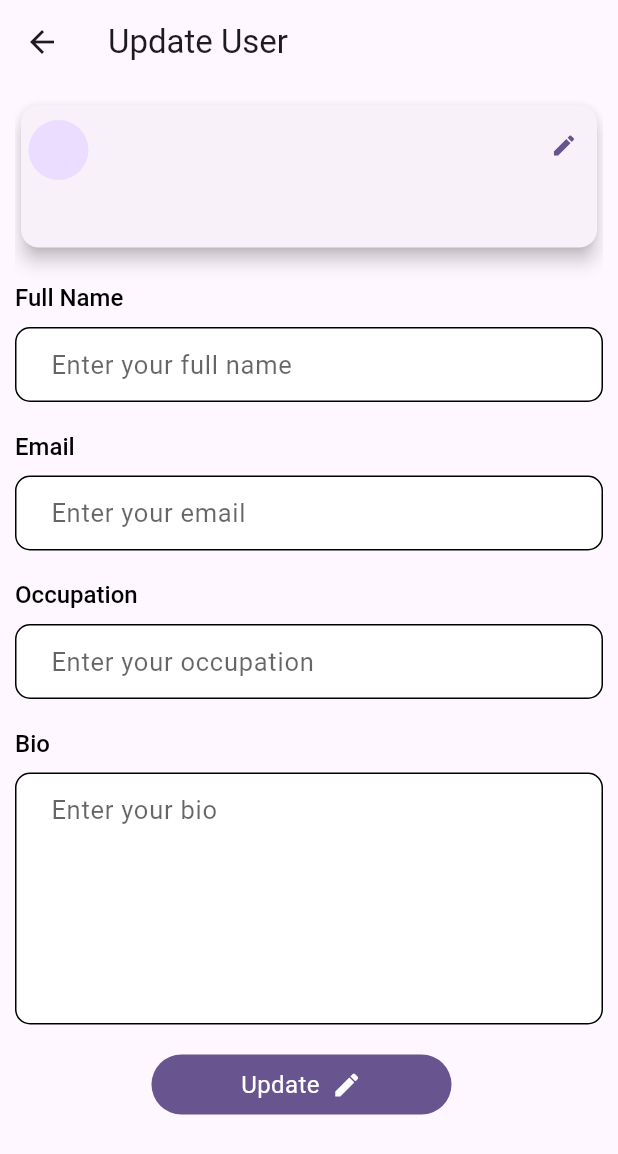
After one commit to lawrencebii/touch_assessment, a Flutter app: the EditUserPage screen opened directly, on a phone screen of 412 x 824 dp. The commit adds this screen. Shown: the top 1154 px of the screen. Run offline on Flutter 3.47's test engine with Material 3 defaults, Android fonts, the phone set to English and light mode, and no system bars; drawn by our look-alikes of flutter_animate; accounts and stored records are empty; network calls fail.

Commit message:
pretest v

```diff
--- /dev/null
+++ b/lib/features/Home/Components/field_modifier.dart
@@ -0,0 +1,38 @@
+import 'package:flutter/material.dart';
+import 'package:touch_assessment/features/Home/Components/text_field.dart';
+
+List<Widget> titleAndField(name, hint, controller, int? lines) {
+  return [
+    Align(
+      alignment: Alignment.centerLeft,
+      child: RichText(
+        text: TextSpan(
+          style: TextStyle(
+            fontWeight: FontWeight.w500,
+            color: Colors.black,
+            fontSize: 16,
+          ),
+          children: [
+            TextSpan(
+              text: name,
+            ),
+          ],
+        ),
+      ),
+    ),
+    SizedBox(
+      height: 10,
+    ),
+    TextFormFieldCustom1(
+      obscureText: false,
+      maxLines: lines,
+      validator: (value) => value!.isEmpty ? "Please enter $name" : null,
+      hintText: hint,
+      controller: controller,
+      onChanged: (text) {},
+    ),
+    SizedBox(
+      height: 20,
+    ),
+  ];
+}
--- /dev/null
+++ b/lib/features/Home/Components/text_field.dart
@@ -0,0 +1,110 @@
+import 'package:flutter/material.dart';
+
+import 'package:provider/provider.dart';
+
+class TextFormFieldCustom1 extends StatelessWidget {
+  final String? hintText;
+  final Widget? prefixIcon;
+  final Widget? suffixIcon;
+  final VoidCallback? onTap;
+  final Function(String?)? onSaved;
+  final TextEditingController controller;
+  final String? Function(String?)? validator;
+  final bool obscureText;
+  final bool enabled;
+  final Function(String)? onChanged;
+  final Function(String)? onFieldSubmitted;
+  final TextInputType? keyboardType;
+  final String obscuringCharacter;
+  final double? height;
+  final double? width;
+  final Color? backgroundColor;
+  final TextStyle? hintStyle;
+  final dynamic maxLines;
+  final dynamic action;
+  final dynamic errorText;
+
+  const TextFormFieldCustom1({
+    Key? key,
+    this.hintText,
+    this.prefixIcon,
+    this.suffixIcon,
+    this.onTap,
+    required this.controller,
+    this.validator,
+    this.onSaved,
+    this.obscureText = false,
+    this.enabled = true,
+    this.hintStyle,
+    this.onChanged,
+    this.onFieldSubmitted,
+    this.keyboardType = TextInputType.text,
+    this.obscuringCharacter = '*',
+    this.height = 60,
+    this.width,
+    this.maxLines = 1,
+    this.action,
+    this.errorText,
+    this.backgroundColor,
+  }) : super(key: key);
+
+  @override
+  Widget build(BuildContext context) {
+    return Container(
+        constraints: BoxConstraints(
+          maxWidth: MediaQuery.sizeOf(context).width,
+          minWidth: MediaQuery.sizeOf(context).width - (140),
+        ),
+        child: TextFormField(
+          style: TextStyle(fontSize: 16, color: Colors.black),
+          obscuringCharacter: obscuringCharacter,
+          controller: controller,
+          onTap: onTap,
+          obscureText: obscureText,
+          onChanged: onChanged,
+          onFieldSubmitted: onFieldSubmitted,
+          validator: validator,
+          keyboardType: action != null ? TextInputType.multiline : keyboardType,
+          maxLines: maxLines,
+          textInputAction: action,
+          decoration: InputDecoration(
+            isDense: false,
+
+            contentPadding: EdgeInsets.only(
+                left: prefixIcon == null ? 20 : 10, top: 12, bottom: 12),
+            hintText: hintText,
+            hintStyle: hintStyle ??
+                TextStyle(
+                  fontSize: 17,
+                  color: Theme.of(context).hintColor,
+                ),
+            prefixIcon: prefixIcon,
+            suffixIcon: suffixIcon,
+            focusedBorder: const OutlineInputBorder(
+              // gapPadding: 3,
+
+              borderRadius: BorderRadius.all(
+                Radius.circular(16.0),
+              ),
+            ),
+            errorText: errorText,
+            border: InputBorder.none,
+            enabledBorder: const OutlineInputBorder(
+              borderRadius: BorderRadius.all(
+                Radius.circular(10.0),
+              ),
+            ),
+            disabledBorder: OutlineInputBorder(
+              borderRadius: const BorderRadius.all(
+                Radius.circular(16.0),
+              ),
+            ),
+            filled: true,
+            fillColor: Colors.white,
+            // onSaved: (newValue) => onSaved,
+            // onChanged: onChanged,
+            // onFieldSubmitted: onFieldSubmitted,
+          ),
+        ));
+  }
+}
--- a/lib/features/Home/Components/user_card.dart
+++ b/lib/features/Home/Components/user_card.dart
@@ -1,8 +1,12 @@
 import 'package:flutter/cupertino.dart';
 import 'package:flutter/material.dart';
+import 'package:flutter_animate/flutter_animate.dart';
 import 'package:provider/provider.dart';
 import 'package:touch_assessment/features/Home/Models/user_model.dart';
+import 'package:touch_assessment/features/Home/Views/user_details_page.dart';
 import 'package:touch_assessment/features/Home/home_provider.dart';
+
+import 'expandable_text.dart';
 
 class UserCard extends StatelessWidget {
   UserModel userModel;
@@ -22,25 +26,50 @@ class UserCard extends StatelessWidget {
   Widget build(BuildContext context) {
     return Consumer<HomeProvider>(
       builder: (context, provider, child) {
-        return Container(
+        return Card(
+          elevation:
+              userModel.id.toString() == provider.maxedID.toString() ? 5 : 0,
+          child: Container(
             padding: EdgeInsets.all(5),
             margin: EdgeInsets.symmetric(vertical: 5),
             child: Row(
               crossAxisAlignment: CrossAxisAlignment.start,
               children: [
-              CircleAvatar(
+                GestureDetector(
+                  onTap: () {
+                    context.read<HomeProvider>().setMaxedId(userModel.id);
+                  },
+                  child: CircleAvatar(
                     child: Text(extractInitials(userModel.name)),
+                  ),
                 ),
                 SizedBox(
                   width: 5,
                 ),
                 Expanded(
+                  child: GestureDetector(
+                    onTap: () {
+                      context.read<HomeProvider>().setMaxedId(userModel.id);
+                    },
                     child: Column(
                       crossAxisAlignment: CrossAxisAlignment.start,
                       mainAxisAlignment: MainAxisAlignment.start,
                       children: [
-                    Text(userModel.name),
-                    Text(userModel.occupation),
+                        Text(
+                          userModel.name,
+                          style: TextStyle(
+                            fontSize: 16,
+                          ),
+                        ),
+                        Text(
+                          userModel.occupation,
+                          style: TextStyle(
+                            color: Theme.of(context)
+                                .disabledColor
+                                .withOpacity(0.8),
+                            fontSize: 13,
+                          ),
+                        ),
                         SelectableText(
                           userModel.email,
                           style: TextStyle(
@@ -48,24 +77,38 @@ class UserCard extends StatelessWidget {
                             fontSize: 10,
                           ),
                         ),
-                    Text(
-                      userModel.bio,
-                      maxLines: userModel.id == provider.maxedID ? null : 1,
-                      overflow: TextOverflow.ellipsis,
-                      style: TextStyle(
-                        color: Theme.of(context).hintColor.withOpacity(0.5),
-                        fontSize: 11,
+                        ExpandableText(
+                          text: userModel.bio,
+                          id: userModel.id,
+                        ),
+                      ].animate(interval: 400.ms).fade(duration: 300.ms),
+                    ),
+                  ),
+                ),
+                SizedBox(
+                  width: 5,
+                ),
+                GestureDetector(
+                  onTap: () {
+                    Navigator.of(context).push(MaterialPageRoute(
+                        builder: (context) => EditUserPage()));
+
+                    context
+                        .read<HomeProvider>()
+                        .getOneUser(context, userModel.id);
+                  },
+                  child: Padding(
+                    padding: const EdgeInsets.all(8.0),
+                    child: Icon(
+                      Icons.edit,
+                      color: Theme.of(context).primaryColor,
+                      size: 18,
+                    ),
                   ),
                 ),
               ],
             ),
-              ),
-              Icon(
-                Icons.edit,
-                color: Theme.of(context).primaryColor,
-              ),
-            ],
-          ),
+          ).animate().scale(),
         );
       },
     );
--- /dev/null
+++ b/lib/features/Home/Views/user_details_page.dart
@@ -0,0 +1,124 @@
+import 'package:flutter/cupertino.dart';
+import 'package:flutter/material.dart';
+import 'package:provider/provider.dart';
+import 'package:touch_assessment/features/Home/Components/field_modifier.dart';
+import 'package:touch_assessment/features/Home/Components/text_field.dart';
+import 'package:touch_assessment/features/Home/Components/user_card.dart';
+import 'package:touch_assessment/features/Home/Models/user_model.dart';
+import 'package:touch_assessment/features/Home/home_provider.dart';
+
+class EditUserPage extends StatefulWidget {
+  const EditUserPage({super.key});
+
+  @override
+  State<EditUserPage> createState() => _EditUserPageState();
+}
+
+class _EditUserPageState extends State<EditUserPage> {
+  final _formKey = GlobalKey<FormState>();
+  @override
+  void dispose() {
+    // TODO: implement dispose
+
+    super.dispose();
+  }
+
+  @override
+  Widget build(BuildContext context) {
+    return Scaffold(
+      appBar: AppBar(
+        title: Text("Update User"),
+      ),
+      body: Padding(
+        padding: const EdgeInsets.symmetric(horizontal: 10, vertical: 10),
+        child: SingleChildScrollView(
+          child: Consumer<HomeProvider>(
+            builder: (context, provider, child) {
+              if (provider.loadingUsers) {
+                return Center(
+                  child: Column(
+                    mainAxisAlignment: MainAxisAlignment.center,
+                    crossAxisAlignment: CrossAxisAlignment.center,
+                    children: [
+                      CircularProgressIndicator(
+                        color: Theme.of(context).primaryColor,
+                      ),
+                      SizedBox(
+                        height: 20,
+                      ),
+                      Text('Loading ..'),
+                    ],
+                  ),
+                );
+              }
+              return Form(
+                key: _formKey,
+                child: Column(
+                  children: [
+                    if (provider.currentUser != null)
+                      UserCard(userModel: provider.currentUser!),
+                    SizedBox(
+                      height: 20,
+                    ),
+                    ...titleAndField('Full Name', "Enter your full name",
+                        provider.nameController, null),
+                    ...titleAndField('Email', "Enter your email",
+                        provider.emailController, null),
+                    ...titleAndField('Occupation', "Enter your occupation",
+                        provider.occupationController, null),
+                    ...titleAndField(
+                        'Bio', "Enter your bio", provider.bioController, 6),
+                    GestureDetector(
+                      onTap: () {
+                        if (_formKey.currentState != null &&
+                            _formKey.currentState!.validate()) {
+                          context
+                              .read<HomeProvider>()
+                              .patchUser(context, provider.currentUser!);
+                        }
+                      },
+                      child: Container(
+                        height: 40,
+                        width: 200,
+                        margin: EdgeInsets.only(right: 10),
+                        decoration: BoxDecoration(
+                          borderRadius: BorderRadius.circular(90),
+                          color: Theme.of(context).primaryColor,
+                        ),
+                        child: Row(
+                          mainAxisAlignment: MainAxisAlignment.center,
+                          crossAxisAlignment: CrossAxisAlignment.center,
+                          children: [
+                            Text(
+                              "Update ",
+                              style: TextStyle(
+                                fontWeight: FontWeight.w400,
+                                fontSize: 16,
+                                color: Colors.white,
+                              ),
+                            ),
+                            SizedBox(
+                              width: 4,
+                            ),
+                            Icon(
+                              Icons.edit,
+                              color: Colors.white,
+                              size: 20,
+                            ),
+                          ],
+                        ),
+                      ),
+                    ),
+                    SizedBox(
+                      height: 250,
+                    ),
+                  ],
+                ),
+              );
+            },
+          ),
+        ),
+      ),
+    );
+  }
+}
--- a/lib/features/Home/home_provider.dart
+++ b/lib/features/Home/home_provider.dart
@@ -1,6 +1,7 @@
 import 'dart:developer';
 
 import 'package:flutter/cupertino.dart';
+import 'package:flutter/material.dart';
 import 'package:touch_assessment/utils/api_service_helper.dart';
 import 'package:touch_assessment/utils/constants.dart';
 
@@ -33,26 +34,124 @@ class HomeProvider extends ChangeNotifier {
 
   void getOneUser(BuildContext context, String userId) async {
     _loadingUsers = true;
+    _maxedId = userId;
     notifyListeners();
     try {
       var res = await _service.getRequestApi(
-          endpoint: "${baseUrl}users", context: context);
+          endpoint: "${baseUrl}user/$userId", context: context);
       _currentUser = UserModel.fromMap(res['data']);
+      prefillDetails();
       _loadingUsers = false;
       notifyListeners();
     } catch (e) {
+      _currentUser =
+          _users.where((UserModel user) => user.id == userId).toList().first;
+      prefillDetails();
       _loadingUsers = false;
       notifyListeners();
       log("getUsers Error $e");
     }
   }
 
-  void patchUser(UserModel userModel) async {}
-
   String _maxedId = "";
   get maxedID => _maxedId;
   void setMaxedId(id) {
-    _maxedId = id;
+    log("Max Id set");
+    if (_maxedId != id) {
+      _maxedId = id;
+    } else {
+      _maxedId = '';
+    }
+    notifyListeners();
+  }
+
+  void patchUser(BuildContext context, UserModel userModel) async {
+    var userId = userModel.id;
+    _loadingUsers = true;
+    notifyListeners();
+    var body = {
+      "name": nameController.text.trim(),
+      "email": emailController.text.trim(),
+      "occupation": occupationController.text.trim(),
+      "bio": bioController.text.trim(),
+    };
+    try {
+      var res = await _service.patchRequestApi(
+        endpoint: "${baseUrl}user/$userId",
+        context: context,
+        body: body,
+      );
+      // _currentUser = UserModel.fromMap(res['data']);
+      log(res.toString());
+      if (res['status'] == 200) {
+        ScaffoldMessenger.of(context).showSnackBar(
+          const SnackBar(content: Text('User Updated Successfully')),
+        );
+        _currentUser = UserModel.fromMap(res['data']);
+        getUsers(context);
+      } else {
+        ScaffoldMessenger.of(context).showSnackBar(
+          const SnackBar(content: Text('Could not update user!!')),
+        );
+      }
+      _loadingUsers = false;
+      notifyListeners();
+    } catch (e) {
+      _currentUser =
+          _users.where((UserModel user) => user.id == userId).toList().first;
+      _loadingUsers = false;
+
+      notifyListeners();
+      log("getUsers Error $e");
+    }
+  }
+
+  TextEditingController nameController = TextEditingController();
+  TextEditingController emailController = TextEditingController();
+  TextEditingController occupationController = TextEditingController();
+  TextEditingController bioController = TextEditingController();
+  void prefillDetails() {
+    UserModel user = _currentUser!;
+    nameController.text = user.name;
+    emailController.text = user.email;
+    occupationController.text = user.occupation;
+    bioController.text = user.bio;
+    notifyListeners();
+  }
+
+  void clearDetails() {
+    nameController.text = '';
+    emailController.text = '';
+    occupationController.text = '';
+    bioController.text = '';
+    notifyListeners();
+  }
+
+  TextEditingController searchController = TextEditingController();
+  bool _isSearching = false;
+  get isSearching => _isSearching;
+  List<UserModel> _searchUsers = [];
+  List<UserModel> get searchUsers => _searchUsers;
+  void setIsSearching() {
+    _isSearching = !_isSearching;
+    notifyListeners();
+  }
+
+  void searchUsersFunction(String val) {
+    if (val.isNotEmpty) {
+      log(val.toString());
+      _searchUsers = _users
+          .where((UserModel user) =>
+              user.email.toLowerCase().contains(val.toLowerCase()) ||
+              user.occupation.toLowerCase().contains(val.toLowerCase()) ||
+              user.name.toLowerCase().contains(val.toLowerCase()))
+          .toList();
+    } else {
+      _searchUsers = _users;
+    }
+    // Debugging: Print out the search results
+    print("Search results for '$val': ${_searchUsers.length} users found");
+
     notifyListeners();
   }
 }
--- a/lib/main.dart
+++ b/lib/main.dart
@@ -14,7 +14,8 @@ class MyApp extends StatelessWidget {
   Widget build(BuildContext context) {
     return StateManagementClass(
       child: MaterialApp(
-        title: 'Flutter Demo',
+        title: 'Flutter D',
+        debugShowCheckedModeBanner: false,
         theme: ThemeData(
           colorScheme: ColorScheme.fromSeed(seedColor: Colors.deepPurple),
           useMaterial3: true,
@@ -24,3 +25,4 @@ class MyApp extends StatelessWidget {
     );
   }
 }
+64118a3101d69493922202ca
```
Also changed, not shown: lib/features/Home/Components/expandable_text.dart (added, +100 -0 lines), lib/features/Home/Views/home_screen.dart (+39 -1 lines), lib/utils/api_service_helper.dart (+6 -4 lines), pubspec.yaml (+6 -31 lines), lib/features/Home/Views/search_screen.dart (added), pubspec.lock, 21 other files. Lines whose indentation alone changed are shown as unchanged.
